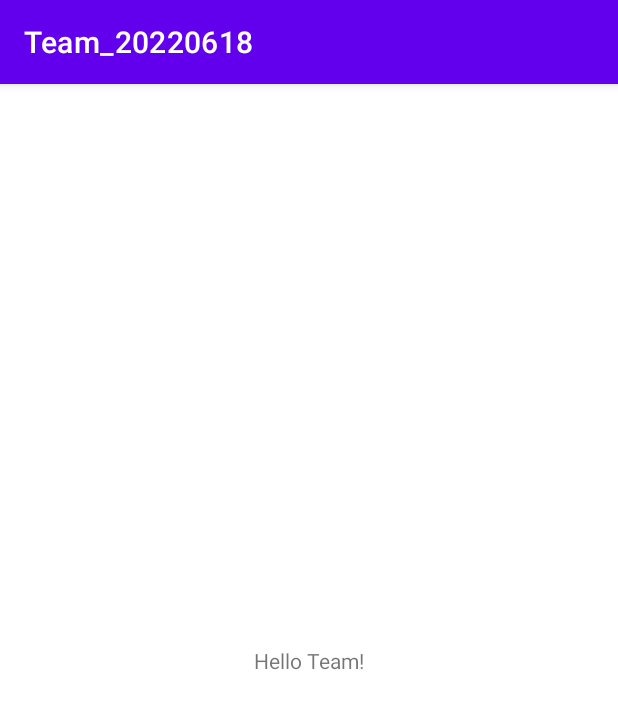
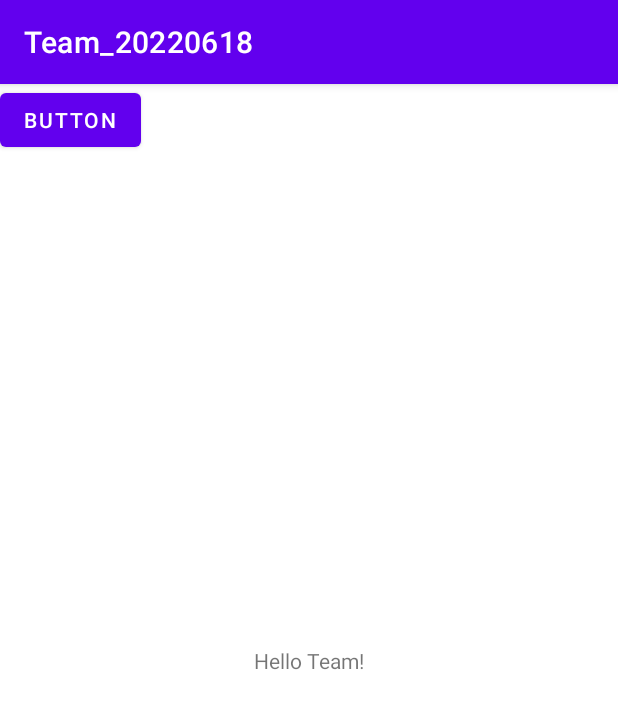
Before and after one commit to DwarfPorter/Team_20220618, an Android app: the screen it shows after launch (MainActivity), on a phone screen of 412 x 824 dp. Shown: the top 709 px of the screen. Run offline under Robolectric (Android 15) with nearby library versions, the phone set to English and light mode, and no system bars.

Commit message:
Кнопка

```diff
--- a/app/src/main/java/com/example/team_20220618/MainActivity.kt
+++ b/app/src/main/java/com/example/team_20220618/MainActivity.kt
@@ -2,10 +2,17 @@ package com.example.team_20220618
 
 import androidx.appcompat.app.AppCompatActivity
 import android.os.Bundle
+import android.widget.Button
+import android.widget.Toast
 
 class MainActivity : AppCompatActivity() {
     override fun onCreate(savedInstanceState: Bundle?) {
         super.onCreate(savedInstanceState)
         setContentView(R.layout.activity_main)
+
+        val btn = findViewById<Button>(R.id.button)
+        btn.setOnClickListener{
+            Toast.makeText(this, "Кнопа", Toast.LENGTH_LONG).show()
+        }
     }
 }
--- a/app/src/main/res/layout/activity_main.xml
+++ b/app/src/main/res/layout/activity_main.xml
@@ -15,4 +15,10 @@
         app:layout_constraintStart_toStartOf="parent"
         app:layout_constraintTop_toTopOf="parent" />
 
+    <Button
+        android:id="@+id/button"
+        android:layout_width="wrap_content"
+        android:layout_height="wrap_content"
+        android:text="Button" />
+
 </androidx.constraintlayout.widget.ConstraintLayout>
```
